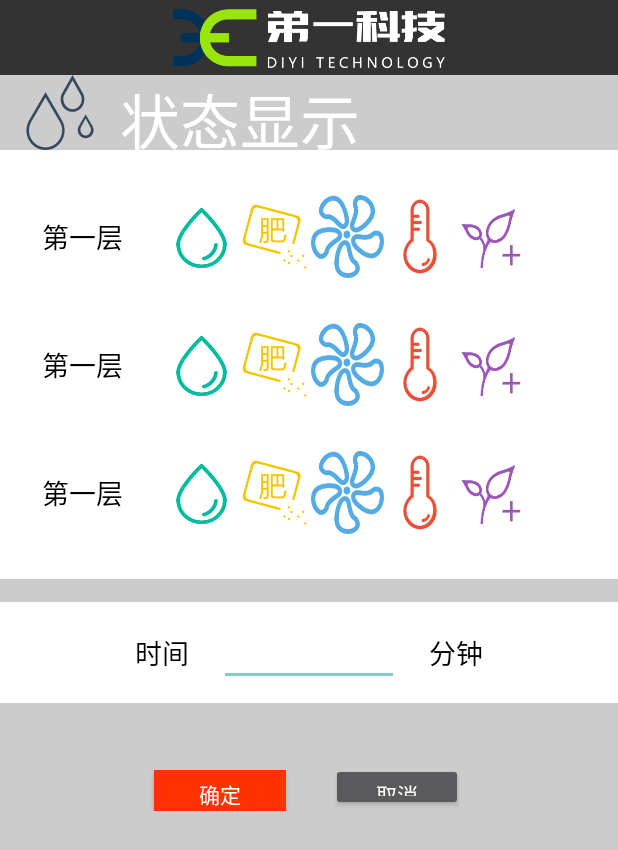
After one commit to lyxsh1995/homefarmProject, an Android app: the Zhuangtai screen opened directly, with no data from a screen before it, on a phone screen of 412 x 824 dp. The commit adds this screen. Shown: the top 850 px of the screen. Run offline under Robolectric (Android 15) with nearby library versions, the phone set to English and light mode, and no system bars.

Commit message:
2016/11/21

```diff
--- a/app/src/main/java/com/dtr/zxing/activity/CaptureActivity.java
+++ b/app/src/main/java/com/dtr/zxing/activity/CaptureActivity.java
@@ -90,12 +90,6 @@ public final class CaptureActivity extends Activity implements SurfaceHolder.Cal
 		Window window = getWindow();
 		window.addFlags(WindowManager.LayoutParams.FLAG_KEEP_SCREEN_ON);
 		setContentView(R.layout.activity_capture);
-
-		if (Build.VERSION.SDK_INT >= 23) {
-			Toast.makeText(getApplicationContext(),"扫描二维码",Toast.LENGTH_SHORT).show();
-			ActivityCompat.requestPermissions(this,
-											  new String[]{Manifest.permission.CAMERA},4);
-		}
 
 		scanPreview = (SurfaceView) findViewById(R.id.capture_preview);
 		scanContainer = (RelativeLayout) findViewById(R.id.capture_container);
--- a/app/src/main/java/hanwenjiaoyu/homefarmproject/MainActivity.java
+++ b/app/src/main/java/hanwenjiaoyu/homefarmproject/MainActivity.java
@@ -14,6 +14,8 @@ import okhttp3.Response;
 
 public class MainActivity extends AppCompatActivity
 {
+    public static MainActivity mainActivitythis;
+
     Response response;
     OkHttpClient mOkHttpClient;
     private Request request;
@@ -30,6 +32,7 @@ public class MainActivity extends AppCompatActivity
     {
         super.onCreate(savedInstanceState);
         setContentView(R.layout.activity_main);
+        mainActivitythis = this;
 
 //        Button button1 = (Button) findViewById(R.id.button1);
 //        button1.setOnClickListener(new View.OnClickListener()
@@ -111,6 +114,9 @@ public class MainActivity extends AppCompatActivity
                 intent.putExtra("title", "施水");
                 intent.putExtra("image", R.mipmap.shishui);
                 intent.putExtra("color", 0xFF00BB9C);
+                intent.putExtra("buttonid",v.getId());
+                intent.putExtra("res",R.mipmap.shishui_button);
+                intent.putExtra("respro",R.mipmap.shishui_button_pro);
                 startActivity(intent);
             }
         });
--- /dev/null
+++ b/app/src/main/java/hanwenjiaoyu/homefarmproject/Zhuangtai.java
@@ -0,0 +1,18 @@
+package hanwenjiaoyu.homefarmproject;
+
+import android.app.Activity;
+import android.os.Bundle;
+
+/**
+ * Created by Administrator on 2016/11/22.
+ */
+
+public class Zhuangtai extends Activity
+{
+    @Override
+    protected void onCreate(Bundle savedInstanceState)
+    {
+        super.onCreate(savedInstanceState);
+        setContentView(R.layout.zhuangtai);
+    }
+}
--- a/app/src/main/res/layout/activity_main.xml
+++ b/app/src/main/res/layout/activity_main.xml
@@ -4,7 +4,7 @@
               android:id="@+id/activity_main"
               android:layout_width="match_parent"
               android:layout_height="match_parent"
-              tools:context="com.example.administrator.homefarmproject.MainActivity"
+              tools:context="hanwenjiaoyu.homefarmproject.MainActivity"
               android:orientation="vertical">
 
     <include layout="@layout/title"/>
--- a/app/src/main/res/layout/kaishitingzhi.xml
+++ b/app/src/main/res/layout/kaishitingzhi.xml
@@ -10,7 +10,7 @@
         android:text="开始"
         android:layout_width="wrap_content"
         android:layout_height="wrap_content"
-        android:id="@+id/button2"
+        android:id="@+id/kaishi"
         android:background="#ff3300"
         android:layout_marginRight="30dp"/>
 
@@ -18,7 +18,7 @@
         android:text="停止"
         android:layout_width="wrap_content"
         android:layout_height="wrap_content"
-        android:id="@+id/button"
+        android:id="@+id/tingzhi"
         android:background="#ff3300"
         android:elevation="0dp"
         />
--- /dev/null
+++ b/app/src/main/res/layout/zhuangtai.xml
@@ -0,0 +1,284 @@
+<?xml version="1.0" encoding="utf-8"?>
+<LinearLayout xmlns:android="http://schemas.android.com/apk/res/android"
+              xmlns:app="http://schemas.android.com/apk/res-auto"
+              android:layout_width="match_parent"
+              android:layout_height="match_parent"
+              android:background="#CCCCCC"
+              android:orientation="vertical">
+
+    <include layout="@layout/title"/>
+
+
+    <LinearLayout
+        android:layout_width="match_parent"
+        android:layout_height="wrap_content"
+        android:orientation="horizontal"
+        >
+
+        <LinearLayout
+            android:layout_width="wrap_content"
+            android:layout_height="wrap_content"
+            android:orientation="horizontal">
+
+            <ImageView
+                android:layout_width="80dp"
+                android:layout_height="50dp"
+                android:layout_weight="1"
+                android:adjustViewBounds="false"
+                android:cropToPadding="false"
+                android:src="@mipmap/penshui"
+                />
+
+            <TextView
+                android:layout_width="wrap_content"
+                android:layout_height="50dp"
+                android:layout_weight="1"
+                android:gravity="center"
+                android:text="状态显示"
+                android:textColor="#FFFFFF"
+                android:textSize="40dp"
+                />
+        </LinearLayout>
+    </LinearLayout>
+
+    <LinearLayout
+        android:layout_width="match_parent"
+        android:layout_height="wrap_content"
+        android:orientation="vertical"
+        android:weightSum="1">
+
+        <LinearLayout
+            android:layout_width="match_parent"
+            android:layout_height="wrap_content"
+            android:background="#ffffff"
+            android:orientation="vertical">
+
+            <LinearLayout
+                android:layout_width="match_parent"
+                android:layout_height="55dp"
+                android:layout_marginTop="30dp"
+                android:gravity="center_vertical"
+                android:orientation="horizontal">
+
+                <TextView
+                    android:id="@+id/textView"
+                    android:layout_width="70dp"
+                    android:layout_height="wrap_content"
+                    android:layout_marginLeft="20dp"
+                    android:layout_marginRight="20dp"
+                    android:gravity="center"
+                    android:text="第一层"
+                    android:textColor="#000000"
+                    android:textSize="18sp"/>
+
+                <ImageView
+                    android:layout_width="wrap_content"
+                    android:layout_height="match_parent"
+                    android:layout_weight="1"
+                    android:src="@mipmap/shishui"/>
+
+                <ImageView
+                    android:layout_width="wrap_content"
+                    android:layout_height="match_parent"
+                    android:layout_weight="1"
+                    android:src="@mipmap/shifei"
+                    app:srcCompat="@mipmap/shifei"/>
+
+                <ImageView
+                    android:id="@+id/imageView2"
+                    android:layout_width="wrap_content"
+                    android:layout_height="wrap_content"
+                    android:layout_weight="1"
+                    android:background="@mipmap/tongfeng"/>
+
+                <ImageView
+                    android:id="@+id/imageView3"
+                    android:layout_width="wrap_content"
+                    android:layout_height="wrap_content"
+                    android:layout_weight="1"
+                    android:background="@mipmap/wendu"/>
+
+                <ImageView
+                    android:id="@+id/imageView4"
+                    android:layout_width="wrap_content"
+                    android:layout_height="wrap_content"
+                    android:layout_marginRight="60dp"
+                    android:layout_weight="1"
+                    android:background="@mipmap/buguang"/>
+            </LinearLayout>
+
+            <LinearLayout
+                android:layout_width="match_parent"
+                android:layout_height="55dp"
+                android:layout_marginTop="30dp"
+                android:gravity="center_vertical"
+                android:orientation="horizontal">
+
+                <TextView
+                    android:id="@+id/textView"
+                    android:layout_width="70dp"
+                    android:layout_height="wrap_content"
+                    android:layout_marginLeft="20dp"
+                    android:layout_marginRight="20dp"
+                    android:gravity="center"
+                    android:text="第一层"
+                    android:textColor="#000000"
+                    android:textSize="18sp"/>
+
+                <ImageView
+                    android:layout_width="wrap_content"
+                    android:layout_height="match_parent"
+                    android:layout_weight="1"
+                    android:src="@mipmap/shishui"/>
+
+                <ImageView
+                    android:layout_width="wrap_content"
+                    android:layout_height="match_parent"
+                    android:layout_weight="1"
+                    android:src="@mipmap/shifei"
+                    app:srcCompat="@mipmap/shifei"/>
+
+                <ImageView
+                    android:id="@+id/imageView2"
+                    android:layout_width="wrap_content"
+                    android:layout_height="wrap_content"
+                    android:layout_weight="1"
+                    android:background="@mipmap/tongfeng"/>
+
+                <ImageView
+                    android:id="@+id/imageView3"
+                    android:layout_width="wrap_content"
+                    android:layout_height="wrap_content"
+                    android:layout_weight="1"
+                    android:background="@mipmap/wendu"/>
+
+                <ImageView
+                    android:id="@+id/imageView4"
+                    android:layout_width="wrap_content"
+                    android:layout_height="wrap_content"
+                    android:layout_marginRight="60dp"
+                    android:layout_weight="1"
+                    android:background="@mipmap/buguang"/>
+            </LinearLayout>
+
+            <LinearLayout
+                android:layout_width="match_parent"
+                android:layout_height="55dp"
+                android:layout_marginBottom="30dp"
+                android:layout_marginTop="30dp"
+                android:gravity="center_vertical"
+                android:orientation="horizontal">
+
+                <TextView
+                    android:id="@+id/textView"
+                    android:layout_width="70dp"
+                    android:layout_height="wrap_content"
+                    android:layout_marginLeft="20dp"
+                    android:layout_marginRight="20dp"
+                    android:gravity="center"
+                    android:text="第一层"
+                    android:textColor="#000000"
+                    android:textSize="18sp"/>
+
+                <ImageView
+                    android:layout_width="wrap_content"
+                    android:layout_height="match_parent"
+                    android:layout_weight="1"
+                    android:src="@mipmap/shishui"/>
+
+                <ImageView
+                    android:layout_width="wrap_content"
+                    android:layout_height="match_parent"
+                    android:layout_weight="1"
+                    android:src="@mipmap/shifei"
+                    app:srcCompat="@mipmap/shifei"/>
+
+                <ImageView
+                    android:id="@+id/imageView2"
+                    android:layout_width="wrap_content"
+                    android:layout_height="wrap_content"
+                    android:layout_weight="1"
+                    android:background="@mipmap/tongfeng"/>
+
+                <ImageView
+                    android:id="@+id/imageView3"
+                    android:layout_width="wrap_content"
+                    android:layout_height="wrap_content"
+                    android:layout_weight="1"
+                    android:background="@mipmap/wendu"/>
+
+                <ImageView
+                    android:id="@+id/imageView4"
+                    android:layout_width="wrap_content"
+                    android:layout_height="wrap_content"
+                    android:layout_marginRight="60dp"
+                    android:layout_weight="1"
+                    android:background="@mipmap/buguang"/>
+            </LinearLayout>
+
+        </LinearLayout>
+
+        <LinearLayout
+            android:layout_width="match_parent"
+            android:layout_height="wrap_content"
+            android:layout_marginTop="15dp"
+            android:background="#ffffff"
+            android:gravity="center">
+
+            <TextView
+                android:layout_width="wrap_content"
+                android:layout_height="wrap_content"
+                android:layout_marginBottom="20dp"
+                android:layout_marginRight="20dp"
+                android:layout_marginTop="20dp"
+                android:gravity="center_vertical"
+                android:text="时间"
+                android:textColor="#000000"
+                android:textSize="18sp"/>
+
+            <EditText
+                android:layout_width="120dp"
+                android:layout_height="wrap_content"
+                android:layout_marginRight="20dp"
+                android:ems="10"
+                android:gravity="center"
+                android:inputType="number"
+                android:textColor="#000000"/>
+
+            <TextView
+                android:layout_width="wrap_content"
+                android:layout_height="wrap_content"
+                android:layout_marginBottom="20dp"
+                android:layout_marginTop="20dp"
+                android:layout_weight="0.00"
+                android:gravity="center_vertical"
+                android:text="分钟"
+                android:textColor="#000000"
+                android:textSize="18sp"/>
+        </LinearLayout>
+    </LinearLayout>
+
+
+    <LinearLayout
+        android:layout_width="match_parent"
+        android:layout_height="32dp"
+        android:layout_marginTop="40dp"
+        android:gravity="center_horizontal"
+        android:weightSum="1">
+
+        <Button
+            android:id="@+id/kaishi"
+            android:layout_width="wrap_content"
+            android:layout_height="wrap_content"
+            android:layout_marginRight="30dp"
+            android:background="#ff3300"
+            android:text="确定"/>
+
+        <Button
+            android:id="@+id/tingzhi"
+            android:layout_width="wrap_content"
+            android:layout_height="wrap_content"
+            android:text="取消"/>
+    </LinearLayout>
+
+</LinearLayout>
```
Also changed, not shown: app/src/main/AndroidManifest.xml (+5 -2 lines), app/src/main/java/hanwenjiaoyu/homefarmproject/caozuojiemian.java (+98 -0 lines), app/src/main/java/hanwenjiaoyu/homefarmproject/login.java (+26 -1 lines), app/src/main/res/layout/caozuo.xml (+21 -12 lines), app/src/main/res/mipmap-xhdpi/buguang_button.png (added), app/src/main/res/mipmap-xhdpi/shifei_button.png (added), app/src/main/res/mipmap-xhdpi/tongfeng_button.png (added).
